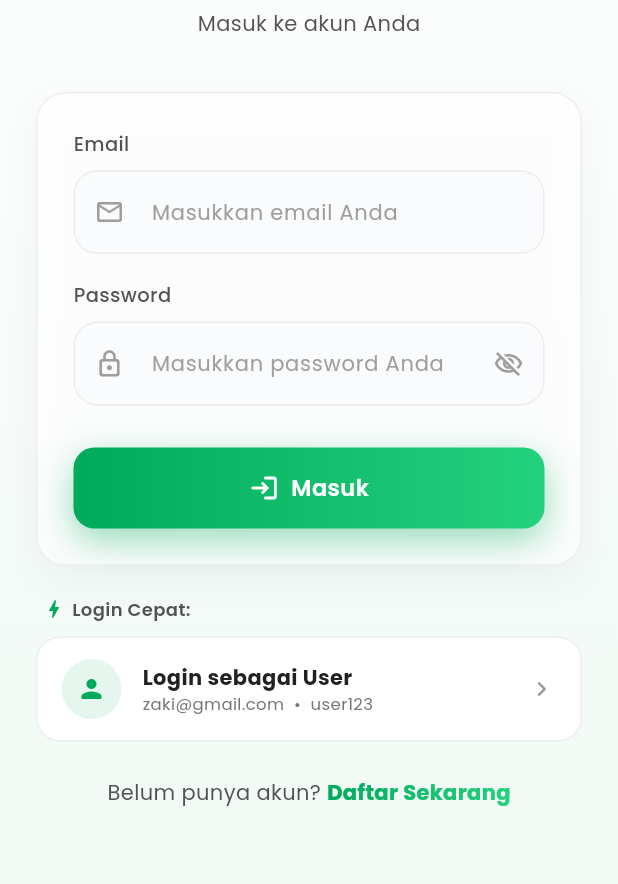
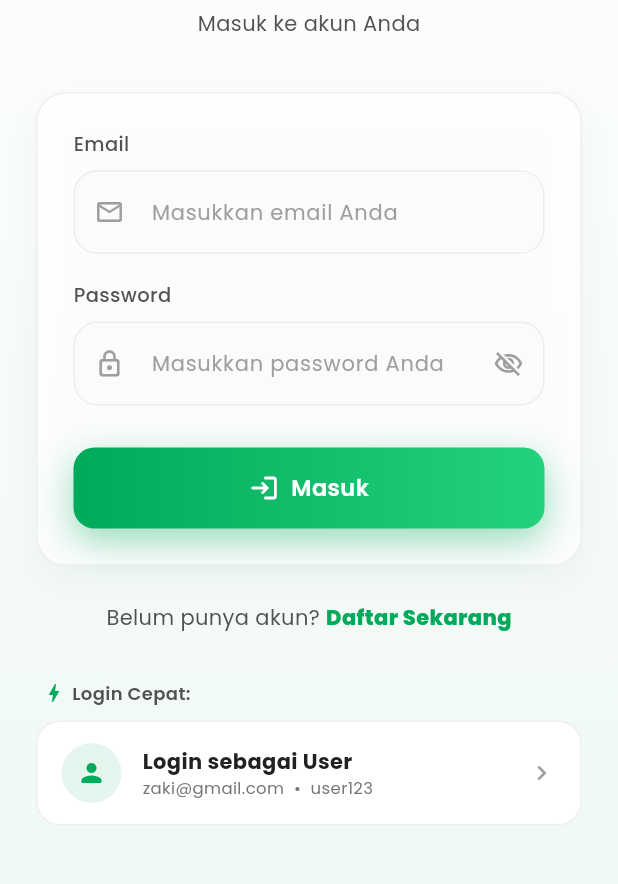
Before and after one commit to zakiii04/UTS_Mobile_Flutter_MuhamadRijkiNurjakiah, a Flutter app: the screen it shows after launch, on a phone screen of 412 x 824 dp, the part 307-1191 px from its top. Run offline on Flutter 3.47's test engine with Material 3 defaults, Android fonts, the light colour scheme and no system bars; our stand-ins replace google_fonts; accounts and stored records are empty.

Commit message:
update screenshots

```diff
--- a/project_flutter/lib/pages/login_page.dart
+++ b/project_flutter/lib/pages/login_page.dart
@@ -193,7 +193,28 @@ class _LoginPageState extends State<LoginPage> with TickerProviderStateMixin {
                       ),
                     ),
 
-                    const SizedBox(height: 20),
+                    const SizedBox(height: 24),
+
+                    // Register Link
+                    Row(
+                      mainAxisAlignment: MainAxisAlignment.center,
+                      children: [
+                        const Text('Belum punya akun? ',
+                            style: TextStyle(color: AppColors.textSecondary, fontSize: 14)),
+                        GestureDetector(
+                          onTap: () => Navigator.pushNamed(context, '/register'),
+                          child: const Text(
+                            'Daftar Sekarang',
+                            style: TextStyle(
+                                color: AppColors.accentGreen,
+                                fontSize: 14,
+                                fontWeight: FontWeight.w800),
+                          ),
+                        ),
+                      ],
+                    ),
+
+                    const SizedBox(height: 32),
 
                     // Quick Login Buttons
                     Column(
@@ -250,28 +271,6 @@ class _LoginPageState extends State<LoginPage> with TickerProviderStateMixin {
                       ],
                     ),
 
-                    const SizedBox(height: 24),
-
-                    Row(
-                      mainAxisAlignment: MainAxisAlignment.center,
-                      children: [
-                        const Text('Belum punya akun? ',
-                            style: TextStyle(color: AppColors.textSecondary, fontSize: 14)),
-                        GestureDetector(
-                          onTap: () => Navigator.pushNamed(context, '/register'),
-                          child: ShaderMask(
-                            shaderCallback: (b) => const LinearGradient(
-                              colors: [AppColors.accentBlue, AppColors.accentPurple],
-                            ).createShader(b),
-                            child: const Text(
-                              'Daftar Sekarang',
-                              style: TextStyle(
-                                  color: Colors.white, fontSize: 14, fontWeight: FontWeight.w700),
-                            ),
-                          ),
-                        ),
-                      ],
-                    ),
                     const SizedBox(height: 40),
                   ],
                 ),
```
Also changed, not shown: 7 other files.
